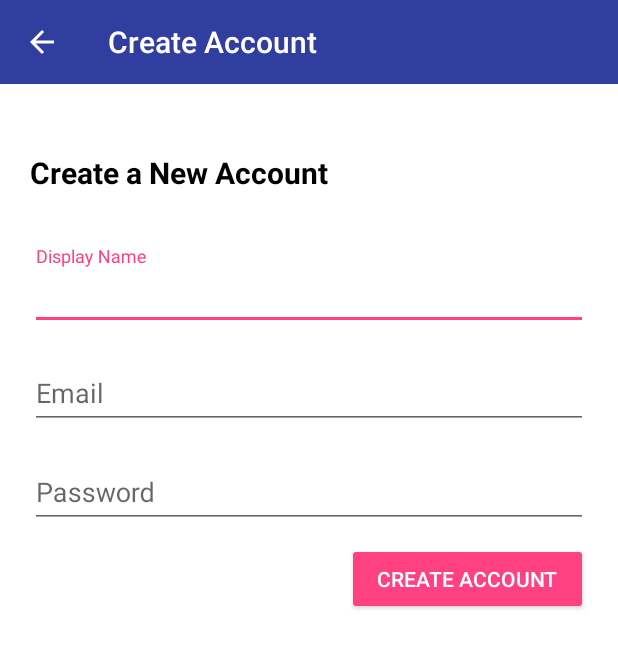
After one commit to CheshtaK/Tech-Praxis-Gym-App, an Android app: the RegisterActivity screen opened directly, with no data from a screen before it, on a phone screen of 412 x 824 dp. The commit adds this screen. Shown: the top 648 px of the screen. Run offline under Robolectric (Android 15) with nearby library versions, the phone set to English and light mode, and no system bars; our stand-ins replace Firebase (no records; nobody signed in at launch, a user with empty details on screens opened directly).

Commit message:
login and register activity

```diff
--- a/app/src/main/AndroidManifest.xml
+++ b/app/src/main/AndroidManifest.xml
@@ -16,7 +16,11 @@
                 <category android:name="android.intent.category.LAUNCHER" />
             </intent-filter>
         </activity>
-        <activity android:name=".HomeActivity"></activity>
+        <activity android:name=".HomeActivity" />
+        <activity android:name=".LoginActivity"
+            android:parentActivityName=".HomeActivity"/>
+        <activity android:name=".RegisterActivity"
+            android:parentActivityName=".HomeActivity"></activity>
     </application>
 
 </manifest>
--- a/app/src/main/java/com/example/cheshta/gymapp/MainActivity.java
+++ b/app/src/main/java/com/example/cheshta/gymapp/MainActivity.java
@@ -1,5 +1,6 @@
 package com.example.cheshta.gymapp;
 
+import android.content.Intent;
 import android.support.v7.app.AppCompatActivity;
 import android.os.Bundle;
 import android.view.View;
@@ -22,7 +23,8 @@ public class MainActivity extends AppCompatActivity {
         btnGetStarted.setOnClickListener(new View.OnClickListener() {
             @Override
             public void onClick(View view) {
-
+                startActivity(new Intent(MainActivity.this, HomeActivity.class));
+                finish();
             }
         });
     }
--- /dev/null
+++ b/app/src/main/java/com/example/cheshta/gymapp/RegisterActivity.java
@@ -0,0 +1,110 @@
+package com.example.cheshta.gymapp;
+
+import android.app.ProgressDialog;
+import android.content.Intent;
+import android.support.annotation.NonNull;
+import android.support.design.widget.TextInputLayout;
+import android.support.v7.app.AppCompatActivity;
+import android.os.Bundle;
+import android.support.v7.widget.Toolbar;
+import android.view.View;
+import android.widget.Button;
+import android.widget.Toast;
+
+import com.google.android.gms.tasks.OnCompleteListener;
+import com.google.android.gms.tasks.Task;
+import com.google.firebase.auth.AuthResult;
+import com.google.firebase.auth.FirebaseAuth;
+import com.google.firebase.auth.FirebaseUser;
+import com.google.firebase.database.DatabaseReference;
+import com.google.firebase.database.FirebaseDatabase;
+import com.google.firebase.iid.FirebaseInstanceId;
+
+import java.util.HashMap;
+
+public class RegisterActivity extends AppCompatActivity {
+
+    TextInputLayout tilDisplayName, tilEmail, tilPassword;
+    Button btnCreateAccount;
+    Toolbar registerToolbar;
+    ProgressDialog regProgress;
+
+    FirebaseAuth mAuth;
+    DatabaseReference mDatabase;
+
+    @Override
+    protected void onCreate(Bundle savedInstanceState) {
+        super.onCreate(savedInstanceState);
+        setContentView(R.layout.activity_register);
+
+        tilDisplayName = findViewById(R.id.tilDisplayName);
+        tilEmail = findViewById(R.id.tilEmail);
+        tilPassword = findViewById(R.id.tilPassword);
+        btnCreateAccount = findViewById(R.id.btnCreateAccount);
+
+        registerToolbar = findViewById(R.id.registerToolbar);
+        setSupportActionBar(registerToolbar);
+        getSupportActionBar().setTitle("Create Account");
+        getSupportActionBar().setDisplayHomeAsUpEnabled(true);
+
+        regProgress = new ProgressDialog(this);
+
+        mAuth = FirebaseAuth.getInstance();
+
+        btnCreateAccount.setOnClickListener(new View.OnClickListener() {
+            @Override
+            public void onClick(View view) {
+
+                String displayName = tilDisplayName.getEditText().getText().toString();
+                String email = tilEmail.getEditText().getText().toString();
+                String password = tilPassword.getEditText().getText().toString();
+
+                if(!displayName.isEmpty() && !email.isEmpty() && !password.isEmpty()){
+
+                    regProgress.setTitle("Registering User");
+                    regProgress.setMessage("Please wait while we create your account!");
+                    regProgress.setCanceledOnTouchOutside(false);
+                    regProgress.show();
+
+                    RegisterUser(displayName, email, password);
+                }
+            }
+        });
+    }
+
+    private void RegisterUser(final String displayName, String email, String password) {
+
+        mAuth.createUserWithEmailAndPassword(email, password).addOnCompleteListener(new OnCompleteListener<AuthResult>() {
+            @Override
+            public void onComplete(@NonNull Task<AuthResult> task) {
+
+                if(task.isSuccessful()){
+
+                    FirebaseUser currentUser = FirebaseAuth.getInstance().getCurrentUser();
+                    String id = currentUser.getUid();
+
+                    mDatabase = FirebaseDatabase.getInstance().getReference().child("Users").child(id);
+
+                    HashMap<String, String> userMap = new HashMap<>();
+                    userMap.put("name", displayName);
+
+                    mDatabase.setValue(userMap).addOnCompleteListener(new OnCompleteListener<Void>() {
+                        @Override
+                        public void onComplete(@NonNull Task<Void> task) {
+
+                            if(task.isSuccessful()){
+                                regProgress.dismiss();
+                                Toast.makeText(RegisterActivity.this, "Successful", Toast.LENGTH_SHORT).show();
+                            }
+                        }
+                    });
+                }
+
+                else {
+                    regProgress.hide();
+                    Toast.makeText(RegisterActivity.this, "Cannot create your account. Please check the form and try again", Toast.LENGTH_LONG).show();
+                }
+            }
+        });
+    }
+}
--- a/app/src/main/res/layout/activity_home.xml
+++ b/app/src/main/res/layout/activity_home.xml
@@ -9,6 +9,7 @@
 
     <TextView
         android:text="Welcome"
+        android:textSize="30sp"
         android:layout_width="wrap_content"
         android:layout_height="wrap_content" />
 
@@ -20,6 +21,7 @@
 
     <Button
         android:id="@+id/btnRegister"
+        android:text="Need a new account"
         android:layout_width="wrap_content"
         android:layout_height="wrap_content" />
 
--- /dev/null
+++ b/app/src/main/res/layout/activity_register.xml
@@ -0,0 +1,83 @@
+<?xml version="1.0" encoding="utf-8"?>
+<LinearLayout xmlns:android="http://schemas.android.com/apk/res/android"
+    xmlns:tools="http://schemas.android.com/tools"
+    android:layout_width="match_parent"
+    android:layout_height="match_parent"
+    android:orientation="vertical"
+    android:background="#FFFF"
+    tools:context="com.example.cheshta.gymapp.RegisterActivity">
+
+    <include
+        android:id="@+id/registerToolbar"
+        layout="@layout/app_bar_layout"
+        android:layout_width="match_parent"
+        android:layout_height="wrap_content" />
+
+    <TextView
+        android:layout_marginTop="45dp"
+        android:layout_marginLeft="20dp"
+        android:textStyle="bold"
+        android:textSize="20sp"
+        android:textColor="#000000"
+        android:layout_width="match_parent"
+        android:layout_height="wrap_content"
+        android:text="Create a New Account"/>
+
+    <android.support.design.widget.TextInputLayout
+        android:id="@+id/tilDisplayName"
+        android:layout_marginTop="35dp"
+        android:layout_marginLeft="20dp"
+        android:layout_marginRight="20dp"
+        android:layout_width="match_parent"
+        android:layout_height="wrap_content">
+
+        <EditText
+            android:layout_width="match_parent"
+            android:layout_height="wrap_content"
+            android:hint="Display Name" />
+    </android.support.design.widget.TextInputLayout>
+
+    <android.support.design.widget.TextInputLayout
+        android:id="@+id/tilEmail"
+        android:layout_marginTop="10dp"
+        android:layout_marginLeft="20dp"
+        android:layout_marginRight="20dp"
+        android:layout_width="match_parent"
+        android:layout_height="wrap_content">
+
+        <EditText
+            android:layout_width="match_parent"
+            android:layout_height="wrap_content"
+            android:inputType="textEmailAddress"
+            android:hint="Email"/>
+    </android.support.design.widget.TextInputLayout>
+
+    <android.support.design.widget.TextInputLayout
+        android:id="@+id/tilPassword"
+        android:layout_marginTop="10dp"
+        android:layout_marginLeft="20dp"
+        android:layout_marginRight="20dp"
+        android:layout_width="match_parent"
+        android:layout_height="wrap_content">
+
+        <EditText
+            android:layout_width="match_parent"
+            android:layout_height="wrap_content"
+            android:inputType="textPassword"
+            android:hint="Password" />
+    </android.support.design.widget.TextInputLayout>
+
+    <Button
+        android:id="@+id/btnCreateAccount"
+        android:textColor="#FFFF"
+        android:backgroundTint="@color/colorAccent"
+        android:paddingRight="20dp"
+        android:paddingLeft="20dp"
+        android:layout_marginTop="10dp"
+        android:layout_marginRight="20dp"
+        android:layout_width="wrap_content"
+        android:layout_height="wrap_content"
+        android:layout_gravity="right"
+        android:text="Create Account" />
+
+</LinearLayout>
--- /dev/null
+++ b/app/src/main/res/layout/app_bar_layout.xml
@@ -0,0 +1,10 @@
+<?xml version="1.0" encoding="utf-8"?>
+<android.support.v7.widget.Toolbar
+    xmlns:android="http://schemas.android.com/apk/res/android"
+    android:layout_width="match_parent"
+    android:layout_height="wrap_content"
+    android:background="@color/colorPrimaryDark"
+    android:id="@+id/mainAppBar"
+    android:theme="@style/Base.ThemeOverlay.AppCompat.Dark.ActionBar">
+
+</android.support.v7.widget.Toolbar>
--- a/app/src/main/res/values/styles.xml
+++ b/app/src/main/res/values/styles.xml
@@ -1,7 +1,7 @@
 <resources>
 
     <!-- Base application theme. -->
-    <style name="AppTheme" parent="Theme.AppCompat.Light.DarkActionBar">
+    <style name="AppTheme" parent="Theme.AppCompat.Light.NoActionBar">
         <!-- Customize your theme here. -->
         <item name="colorPrimary">@color/colorPrimary</item>
         <item name="colorPrimaryDark">@color/colorPrimaryDark</item>
--- a/build.gradle
+++ b/build.gradle
@@ -12,6 +12,7 @@ buildscript {
 
         // NOTE: Do not place your application dependencies here; they belong
         // in the individual module build.gradle files
+        classpath 'com.google.gms:google-services:3.1.0'
     }
 }
 
```
Also changed, not shown: app/build.gradle (+7 -0 lines), app/src/main/java/com/example/cheshta/gymapp/HomeActivity.java (+20 -0 lines), app/src/main/java/com/example/cheshta/gymapp/LoginActivity.java (added, +82 -0 lines), app/src/main/res/layout/activity_login.xml (added, +69 -0 lines), 1 other file.
